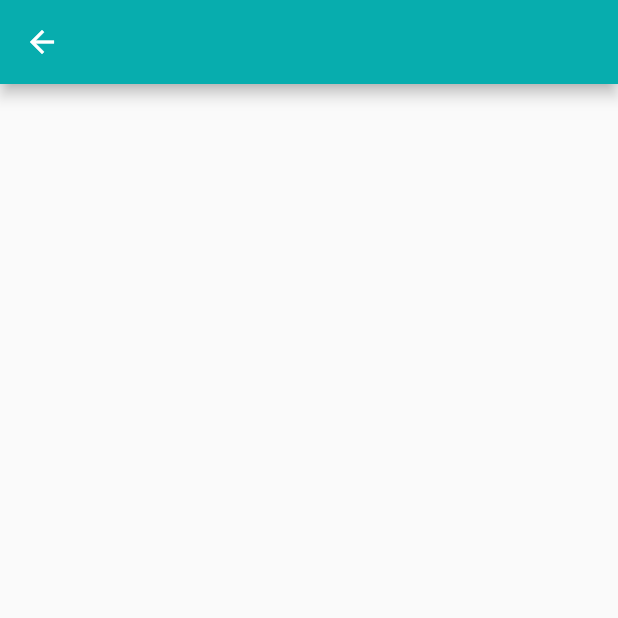
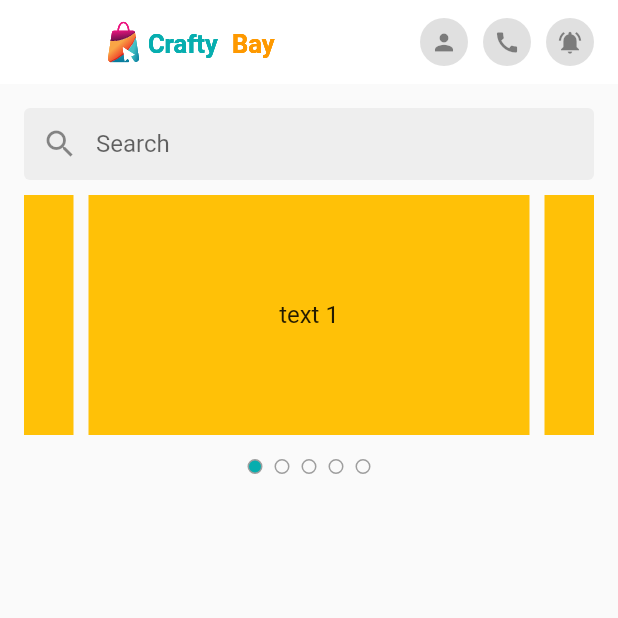
Before and after one commit to HasanJuned/Crafty_Bay, a Flutter app: the HomeScreen screen opened directly, on a phone screen of 412 x 824 dp, the top half of it. Run offline on Flutter 3.47's test engine with Material 2 defaults, Android fonts, the phone set to English and light mode, and no system bars; drawn by our look-alikes of carousel_slider; our stand-ins replace flutter_svg, get, pin_code_fields.

Commit message:
Caruasal Slider added in Home Screen

```diff
--- a/lib/presentation/ui/screens/auth/email_verification_screen.dart
+++ b/lib/presentation/ui/screens/auth/email_verification_screen.dart
@@ -66,7 +66,10 @@ class _EmailVerificationScreenState extends State<EmailVerificationScreen> {
                   },
                   child: const Text('Next'),
                 ),
-              )
+              ),
+              const SizedBox(
+                height: 120,
+              ),
             ],
           ),
         ),
--- a/lib/presentation/ui/screens/home_screen.dart
+++ b/lib/presentation/ui/screens/home_screen.dart
@@ -1,12 +1,75 @@
+import 'package:carousel_slider/carousel_slider.dart';
+import 'package:crafty_bay/presentation/ui/utility/app_colors.dart';
+import 'package:crafty_bay/presentation/ui/utility/image_assets.dart';
 import 'package:flutter/material.dart';
+import 'package:flutter_svg/flutter_svg.dart';
 
-class HomeScreen extends StatelessWidget {
+import '../widgets/circular_icon_button.dart';
+import '../widgets/home_widgets/home_slider.dart';
+
+class HomeScreen extends StatefulWidget {
   const HomeScreen({Key? key}) : super(key: key);
 
   @override
+  State<HomeScreen> createState() => _HomeScreenState();
+}
+
+class _HomeScreenState extends State<HomeScreen> {
+  @override
   Widget build(BuildContext context) {
     return Scaffold(
-      appBar: AppBar(),
+      appBar: AppBar(
+          backgroundColor: Colors.white,
+          elevation: 0,
+          title: Row(
+            children: [
+              SvgPicture.asset(ImageAssets.craftyBayNavLogoSVG),
+              const Spacer(),
+              CircularIconButton(
+                onTap: () {},
+                icon: Icons.person,
+              ),
+              const SizedBox(
+                width: 10,
+              ),
+              CircularIconButton(
+                onTap: () {},
+                icon: Icons.call,
+              ),
+              const SizedBox(
+                width: 10,
+              ),
+              CircularIconButton(
+                onTap: () {},
+                icon: Icons.notifications_active,
+              ),
+            ],
+          )),
+      body: SingleChildScrollView(
+        child: Padding(
+          padding: const EdgeInsets.all(16.0),
+          child: Column(
+            children: [
+              TextField(
+                decoration: InputDecoration(
+                    prefixIcon: const Icon(Icons.search),
+                    fillColor: Colors.grey.shade200,
+                    filled: true,
+                    hintText: 'Search',
+                    border: const OutlineInputBorder(borderSide: BorderSide.none),
+                    enabledBorder:
+                        const OutlineInputBorder(borderSide: BorderSide.none),
+                    focusedBorder:
+                        const OutlineInputBorder(borderSide: BorderSide.none)),
+              ),
+              const SizedBox(
+                height: 10,
+              ),
+              HomeSlider()
+            ],
+          ),
+        ),
+      ),
     );
   }
 }
--- a/lib/presentation/ui/screens/splash_screen.dart
+++ b/lib/presentation/ui/screens/splash_screen.dart
@@ -21,7 +21,7 @@ class _SplashScreenState extends State<SplashScreen> {
 
   Future<void> gotoNextScreen() async {
     Future.delayed(const Duration(seconds: 2)).then((value) {
-      Get.offAll(const EmailVerificationScreen());
+      Get.offAll(const HomeScreen());
     });
   }
 
--- a/lib/presentation/ui/utility/image_assets.dart
+++ b/lib/presentation/ui/utility/image_assets.dart
@@ -1,3 +1,4 @@
 class ImageAssets{
   static const String craftyBayLogoSVG = 'assets/images/logo.svg';
+  static const String craftyBayNavLogoSVG = 'assets/images/logo_nav.svg';
 }
--- /dev/null
+++ b/lib/presentation/ui/widgets/circular_icon_button.dart
@@ -0,0 +1,28 @@
+import 'package:flutter/material.dart';
+
+class CircularIconButton extends StatelessWidget {
+  final IconData icon;
+  final VoidCallback onTap;
+
+  const CircularIconButton({
+    Key? key,
+    required this.icon,
+    required this.onTap,
+  }) : super(key: key);
+
+  @override
+  Widget build(BuildContext context) {
+    return InkWell(
+      onTap: onTap,
+      child: CircleAvatar(
+        radius: 16,
+        backgroundColor: Colors.grey.shade300,
+        child: Icon(
+          icon,
+          color: Colors.black45,
+          size: 18,
+        ),
+      ),
+    );
+  }
+}
--- /dev/null
+++ b/lib/presentation/ui/widgets/home_widgets/home_slider.dart
@@ -0,0 +1,70 @@
+import 'package:carousel_slider/carousel_slider.dart';
+import 'package:flutter/material.dart';
+
+import '../../utility/app_colors.dart';
+
+class HomeSlider extends StatefulWidget {
+  const HomeSlider({Key? key}) : super(key: key);
+
+  @override
+  State<HomeSlider> createState() => _HomeSliderState();
+}
+
+class _HomeSliderState extends State<HomeSlider> {
+  final ValueNotifier<int> _selectedSlider = ValueNotifier(0);
+
+  @override
+  Widget build(BuildContext context) {
+    return Column(
+      children: [
+        CarouselSlider(
+          options: CarouselOptions(
+              height: 160.0,
+              autoPlay: true,
+              autoPlayInterval: const Duration(seconds: 3),
+              onPageChanged: (int page, _) {
+                _selectedSlider.value = page;
+              }),
+          items: [1, 2, 3, 4, 5].map((i) {
+            return Builder(
+              builder: (BuildContext context) {
+                return Container(
+                    width: MediaQuery.of(context).size.width,
+                    margin: const EdgeInsets.symmetric(horizontal: 5.0),
+                    decoration: const BoxDecoration(color: Colors.amber),
+                    alignment: Alignment.center,
+                    child: Text(
+                      'text $i',
+                      style: const TextStyle(fontSize: 16.0),
+                    ));
+              },
+            );
+          }).toList(),
+        ),
+        const SizedBox(
+          height: 16,
+        ),
+        ValueListenableBuilder(
+          valueListenable: _selectedSlider,
+          builder: (context, value, _) {
+            return Row(
+              mainAxisAlignment: MainAxisAlignment.center,
+              children: [
+                for (int i = 0; i < 5; i++)
+                  Container(
+                    height: 10,
+                    width: 10,
+                    margin: const EdgeInsets.symmetric(horizontal: 4),
+                    decoration: BoxDecoration(
+                        border: Border.all(color: Colors.grey),
+                        borderRadius: BorderRadius.circular(10),
+                        color: value == i ? AppColors.primaryColor : null),
+                  )
+              ],
+            );
+          },
+        ),
+      ],
+    );
+  }
+}
--- a/pubspec.yaml
+++ b/pubspec.yaml
@@ -16,6 +16,8 @@ dependencies:
   cupertino_icons: ^1.0.2
   flutter_svg: ^1.1.6
   get: ^4.6.5
+  pin_code_fields: ^8.0.1
+  carousel_slider: ^4.2.1
 
 dev_dependencies:
   flutter_test:
```
Also changed, not shown: lib/presentation/ui/screens/auth/otp_verification_screen.dart (+42 -4 lines), lib/presentation/ui/screens/auth/profile_screen.dart (added, +116 -0 lines), assets/images/logo_nav.svg (added), pubspec.lock.
